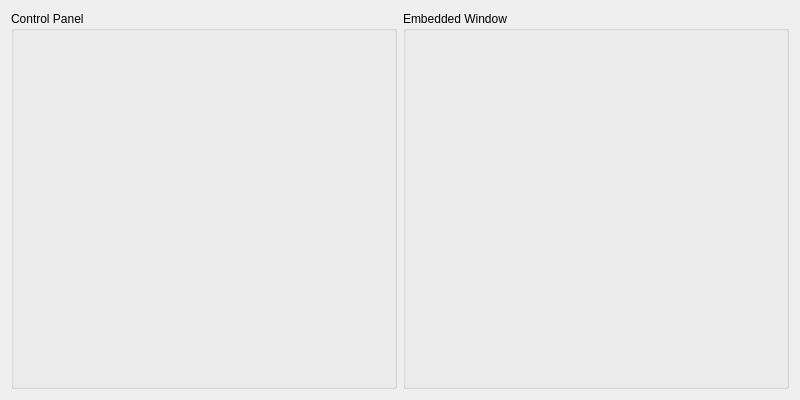
Qt form PluginEmbedding/pluginform.ui (RoboDK/Plug-In-Interface) before a commit.
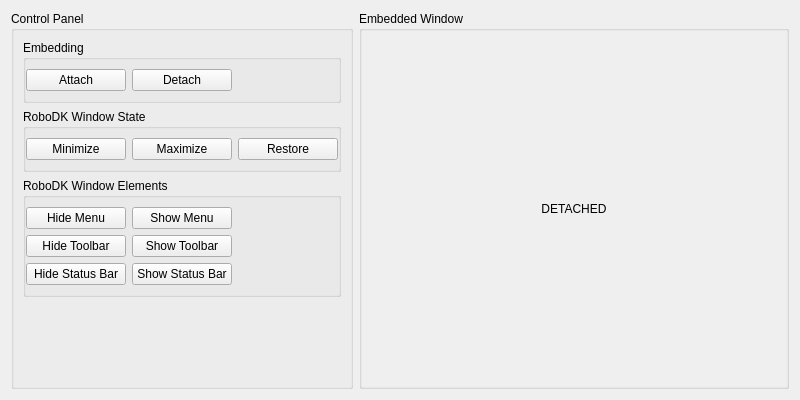
The same form after that commit.

Commit message: Add Main Window management

What changed in the file:
```diff
--- a/PluginEmbedding/pluginform.ui
+++ b/PluginEmbedding/pluginform.ui
@@ -17,7 +17,7 @@
    <item>
     <widget class="QGroupBox" name="_groupControlPanel">
      <property name="sizePolicy">
-      <sizepolicy hsizetype="Minimum" vsizetype="Preferred">
+      <sizepolicy hsizetype="Maximum" vsizetype="Preferred">
        <horstretch>0</horstretch>
        <verstretch>0</verstretch>
       </sizepolicy>
@@ -25,13 +25,312 @@
      <property name="title">
       <string>Control Panel</string>
      </property>
+     <layout class="QVBoxLayout" name="verticalLayout">
+      <item>
+       <widget class="QGroupBox" name="_groupAttach">
+        <property name="title">
+         <string>Embedding</string>
+        </property>
+        <property name="flat">
+         <bool>true</bool>
+        </property>
+        <layout class="QHBoxLayout" name="horizontalLayout_2">
+         <property name="leftMargin">
+          <number>0</number>
+         </property>
+         <property name="rightMargin">
+          <number>0</number>
+         </property>
+         <item>
+          <widget class="QPushButton" name="_buttonAttach">
+           <property name="minimumSize">
+            <size>
+             <width>100</width>
+             <height>0</height>
+            </size>
+           </property>
+           <property name="text">
+            <string>Attach</string>
+           </property>
+          </widget>
+         </item>
+         <item>
+          <widget class="QPushButton" name="_buttonDetach">
+           <property name="minimumSize">
+            <size>
+             <width>100</width>
+             <height>0</height>
+            </size>
+           </property>
+           <property name="text">
+            <string>Detach</string>
+           </property>
+          </widget>
+         </item>
+         <item>
+          <spacer name="_spacerEmbedding">
+           <property name="orientation">
+            <enum>Qt::Horizontal</enum>
+           </property>
+           <property name="sizeHint" stdset="0">
+            <size>
+             <width>0</width>
+             <height>20</height>
+            </size>
+           </property>
+          </spacer>
+         </item>
+        </layout>
+       </widget>
+      </item>
+      <item>
+       <widget class="QGroupBox" name="_groupWindowState">
+        <property name="sizePolicy">
+         <sizepolicy hsizetype="Minimum" vsizetype="Preferred">
+          <horstretch>0</horstretch>
+          <verstretch>0</verstretch>
+         </sizepolicy>
+        </property>
+        <property name="title">
+         <string>RoboDK Window State</string>
+        </property>
+        <property name="flat">
+         <bool>true</bool>
+        </property>
+        <layout class="QHBoxLayout" name="horizontalLayout_3">
+         <property name="leftMargin">
+          <number>0</number>
+         </property>
+         <property name="rightMargin">
+          <number>0</number>
+         </property>
+         <item>
+          <widget class="QPushButton" name="_buttonMinimize">
+           <property name="minimumSize">
+            <size>
+             <width>100</width>
+             <height>0</height>
+            </size>
+           </property>
+           <property name="text">
+            <string>Minimize</string>
+           </property>
+          </widget>
+         </item>
+         <item>
+          <widget class="QPushButton" name="_buttonMaximize">
+           <property name="minimumSize">
+            <size>
+             <width>100</width>
+             <height>0</height>
+            </size>
+           </property>
+           <property name="text">
+            <string>Maximize</string>
+           </property>
+          </widget>
+         </item>
+         <item>
+          <widget class="QPushButton" name="_buttonRestore">
+           <property name="minimumSize">
+            <size>
+             <width>100</width>
+             <height>0</height>
+            </size>
+           </property>
+           <property name="text">
+            <string>Restore</string>
+           </property>
+          </widget>
+         </item>
+         <item>
+          <spacer name="_spacerWindowState">
+           <property name="orientation">
+            <enum>Qt::Horizontal</enum>
+           </property>
+           <property name="sizeHint" stdset="0">
+            <size>
+             <width>0</width>
+             <height>20</height>
+            </size>
+           </property>
+          </spacer>
+         </item>
+        </layout>
+       </widget>
+      </item>
+      <item>
+       <widget class="QGroupBox" name="_groupWindowElements">
+        <property name="sizePolicy">
+         <sizepolicy hsizetype="Minimum" vsizetype="Preferred">
+          <horstretch>0</horstretch>
+          <verstretch>0</verstretch>
+         </sizepolicy>
+        </property>
+        <property name="title">
+         <string>RoboDK Window Elements</string>
+        </property>
+        <property name="flat">
+         <bool>true</bool>
+        </property>
+        <layout class="QGridLayout" name="gridLayout">
+         <property name="leftMargin">
+          <number>0</number>
+         </property>
+         <property name="rightMargin">
+          <number>0</number>
+         </property>
+         <item row="0" column="0">
+          <widget class="QPushButton" name="_buttonHideMenu">
+           <property name="minimumSize">
+            <size>
+             <width>100</width>
+             <height>0</height>
+            </size>
+           </property>
+           <property name="text">
+            <string>Hide Menu</string>
+           </property>
+          </widget>
+         </item>
+         <item row="1" column="1">
+          <widget class="QPushButton" name="_buttonShowToolBar">
+           <property name="minimumSize">
+            <size>
+             <width>100</width>
+             <height>0</height>
+            </size>
+           </property>
+           <property name="text">
+            <string>Show Toolbar</string>
+           </property>
+          </widget>
+         </item>
+         <item row="1" column="0">
+          <widget class="QPushButton" name="_buttonHideToolBar">
+           <property name="minimumSize">
+            <size>
+             <width>100</width>
+             <height>0</height>
+            </size>
+           </property>
+           <property name="text">
+            <string>Hide Toolbar</string>
+           </property>
+          </widget>
+         </item>
+         <item row="0" column="1">
+          <widget class="QPushButton" name="_buttonShowMenu">
+           <property name="minimumSize">
+            <size>
+             <width>100</width>
+             <height>0</height>
+            </size>
+           </property>
+           <property name="text">
+            <string>Show Menu</string>
+           </property>
+          </widget>
+         </item>
+         <item row="0" column="2">
+          <spacer name="_spacerWindowElements">
+           <property name="orientation">
+            <enum>Qt::Horizontal</enum>
+           </property>
+           <property name="sizeHint" stdset="0">
+            <size>
+             <width>0</width>
+             <height>20</height>
+            </size>
+           </property>
+          </spacer>
+         </item>
+         <item row="2" column="0">
+          <widget class="QPushButton" name="_buttonHideStatusBar">
+           <property name="minimumSize">
+            <size>
+             <width>100</width>
+             <height>0</height>
+            </size>
+           </property>
+           <property name="text">
+            <string>Hide Status Bar</string>
+           </property>
+          </widget>
+         </item>
+         <item row="2" column="1">
+          <widget class="QPushButton" name="_buttonShowStatusBar">
+           <property name="minimumSize">
+            <size>
+             <width>100</width>
+             <height>0</height>
+            </size>
+           </property>
+           <property name="text">
+            <string>Show Status Bar</string>
+           </property>
+          </widget>
+         </item>
+        </layout>
+       </widget>
+      </item>
+      <item>
+       <spacer name="_spacerControlPanel">
+        <property name="orientation">
+         <enum>Qt::Vertical</enum>
+        </property>
+        <property name="sizeHint" stdset="0">
+         <size>
+          <width>20</width>
+          <height>105</height>
+         </size>
+        </property>
+       </spacer>
+      </item>
+     </layout>
     </widget>
    </item>
    <item>
-    <widget class="QGroupBox" name="_groupEmbeddedWindow">
+    <widget class="QGroupBox" name="_groupEmbedded">
+     <property name="sizePolicy">
+      <sizepolicy hsizetype="Expanding" vsizetype="Preferred">
+       <horstretch>0</horstretch>
+       <verstretch>0</verstretch>
+      </sizepolicy>
+     </property>
      <property name="title">
       <string>Embedded Window</string>
      </property>
+     <property name="flat">
+      <bool>true</bool>
+     </property>
+     <layout class="QVBoxLayout" name="_layoutEmbedded">
+      <property name="leftMargin">
+       <number>0</number>
+      </property>
+      <property name="topMargin">
+       <number>0</number>
+      </property>
+      <property name="rightMargin">
+       <number>0</number>
+      </property>
+      <property name="bottomMargin">
+       <number>0</number>
+      </property>
+      <item>
+       <widget class="QLabel" name="_labelDetached">
+        <property name="autoFillBackground">
+         <bool>true</bool>
+        </property>
+        <property name="text">
+         <string>DETACHED</string>
+        </property>
+        <property name="alignment">
+         <set>Qt::AlignCenter</set>
+        </property>
+       </widget>
+      </item>
+     </layout>
     </widget>
    </item>
   </layout>
```
The commit also changes 2 other files.
